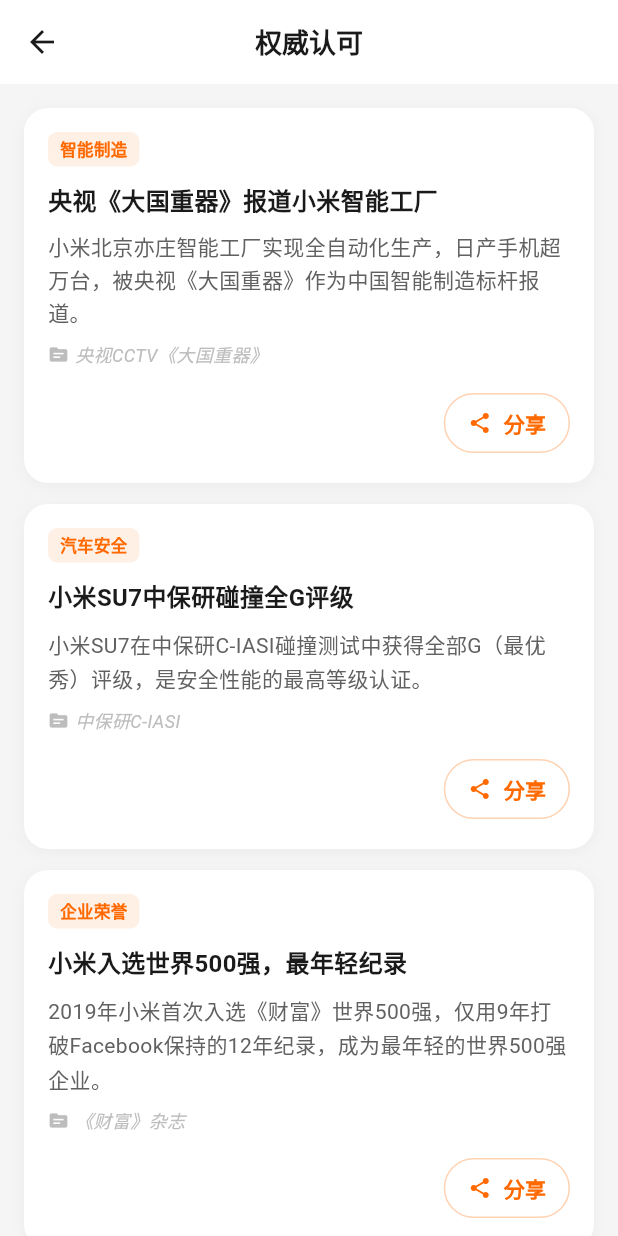
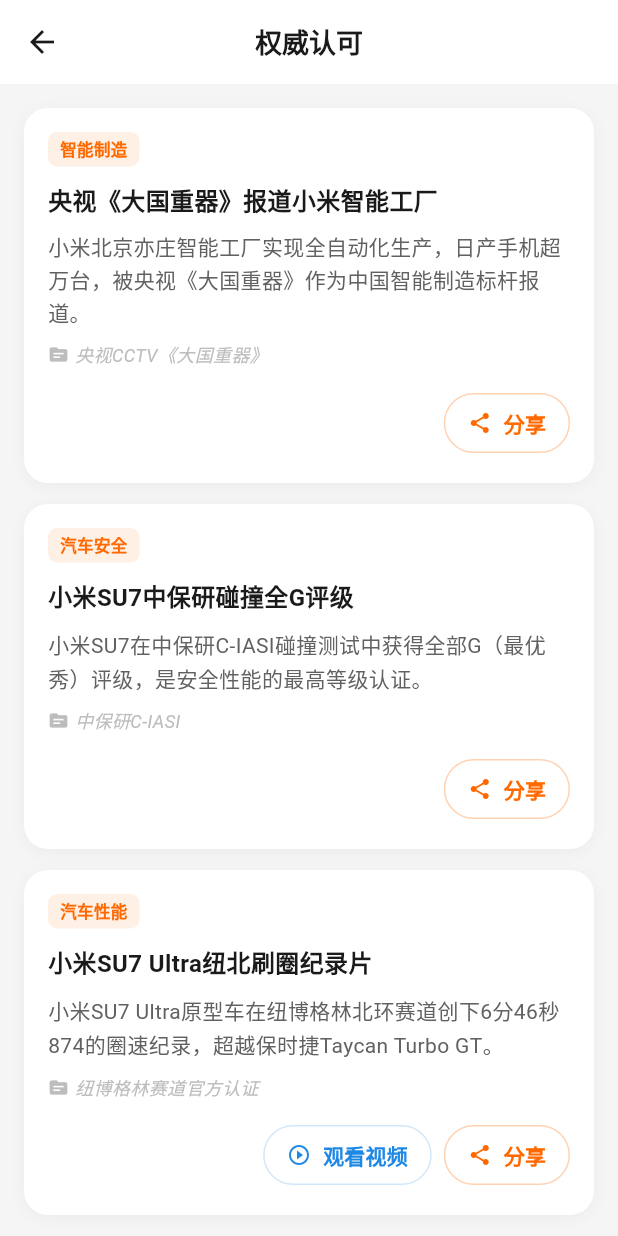
Before and after one commit to QingheMonster/do-you-know-xiaomi, a Flutter app: the HonorsScreen screen opened directly, on a phone screen of 412 x 824 dp. Run offline on Flutter 3.47's test engine with Material 3 defaults, Android fonts, the phone set to English and light mode, and no system bars; our stand-ins replace fl_chart; network calls fail; Roboto replaces fonts that are missing (MiSans).

Commit message:
feat: 荣誉板块添加官方视频 - 纽北刷圈/技术发布会/SU7上市/澎湃OS发布会 支持B站直接打开 + 清理不可用图片URL

```diff
--- a/lib/data/honors_data.dart
+++ b/lib/data/honors_data.dart
@@ -7,7 +7,8 @@
       'category': '智能制造',
       'desc': '小米北京亦庄智能工厂实现全自动化生产，日产手机超万台，被央视《大国重器》作为中国智能制造标杆报道。',
       'source': '央视CCTV《大国重器》',
-      'image': 'https://p6.itc.cn/q_70/images03/20231127/8c5b9e0a1d5c4f6e8b7a3c2d1e0f9a8b.jpeg',
+      'image': null,
+      'videoUrl': null,
       'share': '央视《大国重器》报道小米智能工厂：全自动化产线，日产手机超万台，中国智能制造标杆。',
     },
     {
@@ -15,48 +16,54 @@
       'category': '汽车安全',
       'desc': '小米SU7在中保研C-IASI碰撞测试中获得全部G（最优秀）评级，是安全性能的最高等级认证。',
       'source': '中保研C-IASI',
-      'image': 'https://www.ciri.com.cn/static/upload/image/20240614/1718346455728322.png',
+      'image': null,
+      'videoUrl': null,
       'share': '小米SU7中保研碰撞测试全G评级（最优秀），安全性能行业顶级。来源：中保研官网',
+    },
+    {
+      'title': '小米SU7 Ultra纽北刷圈纪录片',
+      'category': '汽车性能',
+      'desc': '小米SU7 Ultra原型车在纽博格林北环赛道创下6分46秒874的圈速纪录，超越保时捷Taycan Turbo GT。',
+      'source': '纽博格林赛道官方认证',
+      'image': null,
+      'videoUrl': 'https://www.bilibili.com/video/BV1xx421J7GR/',
+      'share': '小米SU7 Ultra纽北圈速6分46秒874，超越保时捷Taycan Turbo GT，纽北最速四门电车！来源：纽博格林官方认证',
+    },
+    {
+      'title': '小米汽车技术发布会完整回放',
+      'category': '汽车技术',
+      'desc': '2023年12月28日小米汽车技术发布会，雷军亲自讲解小米SU7核心技术：V8s电机、CTB电池、全栈智驾。',
+      'source': '小米官方发布会',
+      'image': null,
+      'videoUrl': 'https://www.bilibili.com/video/BV1Qw411F7gG/',
+      'share': '小米汽车技术发布会：自研V8s电机27200rpm全球最高，CTB一体化电池，全栈自研智能驾驶。',
+    },
+    {
+      'title': '小米SU7上市发布会完整回放',
+      'category': '里程碑',
+      'desc': '2024年3月28日小米SU7正式上市，售价21.59万-29.99万元，上市24小时大定突破88898台。',
+      'source': '小米官方发布会',
+      'image': null,
+      'videoUrl': 'https://www.bilibili.com/video/BV1am411S7wz/',
+      'share': '小米SU7正式上市，售价21.59万起，24小时大定88898台。小米造车三年，一鸣惊人。',
+    },
+    {
+      'title': '小米澎湃OS发布会',
+      'category': '操作系统',
+      'desc': '小米澎湃OS实现"人车家全生态"统一操作系统，连接手机、汽车、智能家居等所有设备。',
+      'source': '小米官方发布会',
+      'image': null,
+      'videoUrl': 'https://www.bilibili.com/video/BV1xu411o77R/',
+      'share': '小米澎湃OS实现人车家全生态连接，是中国科技企业生态化转型的代表。',
     },
     {
       'title': '小米入选世界500强，最年轻纪录',
       'category': '企业荣誉',
-      'desc': '2019年小米首次入选《财富》世界500强，仅用9年打破Facebook保持的12年纪录，成为最年轻的世界500强企业。',
+      'desc': '2019年小米首次入选《财富》世界500强，仅用9年打破Facebook保持的12年纪录。',
       'source': '《财富》杂志',
       'image': null,
+      'videoUrl': null,
       'share': '小米仅用9年成为世界500强，打破Facebook的12年纪录，最年轻的世界500强企业。',
-    },
-    {
-      'title': '纽北最速四门电车：SU7 Ultra',
-      'category': '汽车性能',
-      'desc': '小米SU7 Ultra原型车在纽博格林北环赛道创下6分46秒874的圈速纪录，超越保时捷Taycan Turbo GT，成为纽北最速四门电动车。',
-      'source': '纽博格林赛道官方认证',
-      'image': null,
-      'share': '小米SU7 Ultra纽北圈速6分46秒874，超越保时捷Taycan Turbo GT，纽北最速四门电车！来源：纽博格林官方认证',
-    },
-    {
-      'title': '新华社：小米造车展现中国科技实力',
-      'category': '权威媒体',
-      'desc': '新华社在报道中指出，小米从宣布造车到首款车交付仅用3年，展现了中国科技企业的创新速度和实力。',
-      'source': '新华社',
-      'image': null,
-      'share': '新华社报道：小米从宣布造车到首款车交付仅用3年，展现中国科技企业创新实力。',
-    },
-    {
-      'title': '人民日报：小米澎湃OS连接万物',
-      'category': '权威媒体',
-      'desc': '人民日报报道小米澎湃OS实现"人车家全生态"连接，是小米从硬件公司向生态公司转型的关键。',
-      'source': '人民日报',
-      'image': null,
-      'share': '人民日报报道：小米澎湃OS实现人车家全生态连接，是中国科技企业生态化转型的代表。',
-    },
-    {
-      'title': '小米全球专利超3.7万件',
-      'category': '技术实力',
-      'desc': '截至2024年，小米全球专利申请量超过3.7万件，覆盖5G、AI、IoT、智能驾驶等核心技术领域，5G标准必要专利声明量全球前十。',
-      'source': '国家知识产权局',
-      'image': null,
-      'share': '小米全球专利超3.7万件，5G标准必要专利声明全球前十。来源：国家知识产权局',
     },
     {
       'title': '小米手机全球出货量第三',
@@ -64,23 +71,26 @@
       'desc': '小米手机连续多年全球出货量排名第三，仅次于苹果和三星，覆盖全球100多个国家和地区。',
       'source': 'IDC全球季度手机追踪报告',
       'image': null,
+      'videoUrl': null,
       'share': '小米手机连续多年全球出货量第三，覆盖100+国家和地区。来源：IDC',
     },
     {
-      'title': '雷军入选《时代》全球百大影响力人物',
-      'category': '企业家荣誉',
-      'desc': '小米创始人雷军入选美国《时代》杂志"全球100位最具影响力人物"榜单，被誉为改变中国科技行业的企业家。',
-      'source': '《时代》杂志TIME 100',
+      'title': '小米全球专利超3.7万件',
+      'category': '技术实力',
+      'desc': '截至2024年，小米全球专利申请量超过3.7万件，5G标准必要专利声明量全球前十。',
+      'source': '国家知识产权局',
       'image': null,
-      'share': '雷军入选《时代》全球百大影响力人物，被誉为改变中国科技行业的企业家。',
+      'videoUrl': null,
+      'share': '小米全球专利超3.7万件，5G标准必要专利声明全球前十。来源：国家知识产权局',
     },
     {
       'title': '小米SU7首年交付13万辆',
       'category': '汽车交付',
-      'desc': '作为造车新势力首年，小米SU7全年交付超13万辆，是蔚来首年的12倍、小鹏首年的10倍、理想首年的4倍。',
+      'desc': '作为造车新势力首年，小米SU7全年交付超13万辆，是蔚来首年的12倍、小鹏首年的10倍。',
       'source': '小米集团公告',
       'image': null,
-      'share': '小米SU7首年交付13万辆，是蔚来首年的12倍、小鹏首年的10倍、理想首年的4倍。来源：小米集团公告',
+      'videoUrl': null,
+      'share': '小米SU7首年交付13万辆，是蔚来首年的12倍、小鹏首年的10倍。来源：小米集团公告',
     },
   ];
 }
--- a/lib/data/xiaomi_data.dart
+++ b/lib/data/xiaomi_data.dart
@@ -305,7 +305,6 @@
         description: '小米举办汽车技术发布会，首次公开小米SU7外观和核心技术参数。',
         detail: '小米SU7定位C级高性能生态科技轿车，采用小米自研的超级电机V8s（转速27200rpm，全球最高）、CTB一体化电池技术、全栈自研智能驾驶方案。外观设计引发全网热议，被称为"年轻人的第一台电车"。',
         tag: '产品',
-        imageUrl: 'https://upload.wikimedia.org/wikipedia/commons/thumb/9/95/Xiaomi_SU7_IMG_7175.jpg/640px-Xiaomi_SU7_IMG_7175.jpg',
       ),
     ],
   );
@@ -326,7 +325,6 @@
         detail: '小米SU7是小米造车三年的成果，定位C级高性能生态科技轿车。标准版搭载单电机，Pro版和Max版搭载双电机四驱系统。Max版零百加速2.78秒，CLTC续航830km。上市后订单火爆，成为新能源车市场现象级产品。',
         tag: '里程碑',
         isHighlight: true,
-        imageUrl: 'https://upload.wikimedia.org/wikipedia/commons/thumb/9/95/Xiaomi_SU7_IMG_7175.jpg/640px-Xiaomi_SU7_IMG_7175.jpg',
       ),
       TimelineEvent(
         date: '2024.04',
--- a/lib/screens/honors_screen.dart
+++ b/lib/screens/honors_screen.dart
@@ -1,5 +1,6 @@
 import 'package:flutter/material.dart';
 import 'package:flutter/services.dart';
+import 'package:url_launcher/url_launcher.dart';
 import '../data/honors_data.dart';
 import '../theme/app_theme.dart';
 
@@ -119,10 +120,33 @@
                   ],
                 ),
                 const SizedBox(height: 12),
-                // 一键分享按钮
-                Align(
-                  alignment: Alignment.centerRight,
+                // 按钮行
+                Row(
+                  mainAxisAlignment: MainAxisAlignment.end,
+                  children: [
+                    // 视频按钮
+                    if (item['videoUrl'] != null)
+                      Padding(
+                        padding: const EdgeInsets.only(right: 8),
                         child: OutlinedButton.icon(
+                          onPressed: () async {
+                            final url = Uri.parse(item['videoUrl'] as String);
+                            if (await canLaunchUrl(url)) {
+                              await launchUrl(url, mode: LaunchMode.externalApplication);
+                            }
+                          },
+                          icon: const Icon(Icons.play_circle_outline, size: 16),
+                          label: const Text('观看视频'),
+                          style: OutlinedButton.styleFrom(
+                            foregroundColor: const Color(0xFF1E88E5),
+                            side: const BorderSide(color: Color(0x331E88E5)),
+                            shape: RoundedRectangleBorder(borderRadius: BorderRadius.circular(20)),
+                            padding: const EdgeInsets.symmetric(horizontal: 16, vertical: 8),
+                          ),
+                        ),
+                      ),
+                    // 分享按钮
+                    OutlinedButton.icon(
                       onPressed: () {
                         Clipboard.setData(ClipboardData(text: item['share'] as String));
                         ScaffoldMessenger.of(context).showSnackBar(
@@ -141,6 +165,7 @@
                         padding: const EdgeInsets.symmetric(horizontal: 16, vertical: 8),
                       ),
                     ),
+                  ],
                 ),
               ],
             ),
--- a/pubspec.yaml
+++ b/pubspec.yaml
@@ -10,6 +10,7 @@
     sdk: flutter
   cupertino_icons: ^1.0.6
   fl_chart: ^0.69.0
+  url_launcher: ^6.3.1
 
 dev_dependencies:
   flutter_test:
```
Lines whose indentation alone changed are shown as unchanged.
